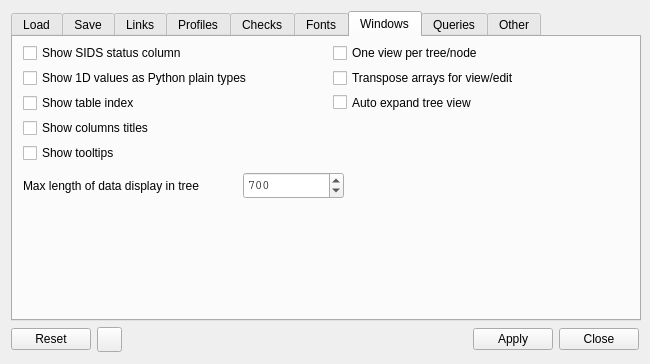
First picture: the form in CGNS/NAV/T/Q7OptionsWindow.ui, repository pyCGNS/pyCGNS, before the edit.
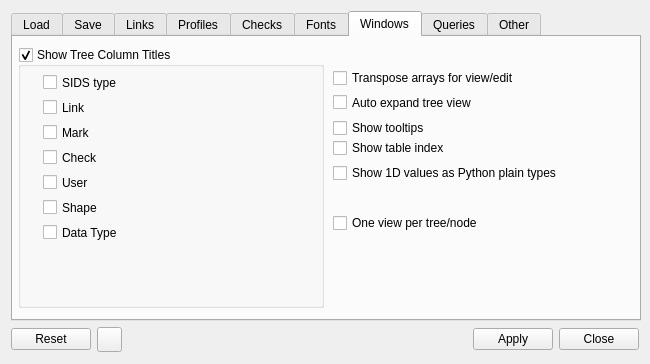
Second picture: the form after the edit. The open tabs and pages were chosen to show the change. Icons and pictures are not drawn.

The edit to the form file:
```diff
--- a/CGNS/NAV/T/Q7OptionsWindow.ui
+++ b/CGNS/NAV/T/Q7OptionsWindow.ui
@@ -1129,8 +1129,8 @@
         <widget class="QCheckBox" name="__O_showtableindex">
          <property name="geometry">
           <rect>
-           <x>10</x>
-           <y>55</y>
+           <x>320</x>
+           <y>100</y>
            <width>274</width>
            <height>22</height>
           </rect>
@@ -1143,7 +1143,7 @@
          <property name="geometry">
           <rect>
            <x>320</x>
-           <y>5</y>
+           <y>175</y>
            <width>274</width>
            <height>22</height>
           </rect>
@@ -1152,24 +1152,11 @@
           <string>One view per tree/node</string>
          </property>
         </widget>
-        <widget class="QCheckBox" name="__O_showcolumnindex">
-         <property name="geometry">
-          <rect>
-           <x>10</x>
-           <y>80</y>
-           <width>274</width>
-           <height>22</height>
-          </rect>
-         </property>
-         <property name="text">
-          <string>Show columns titles</string>
-         </property>
-        </widget>
         <widget class="QCheckBox" name="__O_showhelpballoons">
          <property name="geometry">
           <rect>
-           <x>10</x>
-           <y>105</y>
+           <x>320</x>
+           <y>80</y>
            <width>274</width>
            <height>22</height>
           </rect>
@@ -1184,8 +1171,8 @@
         <widget class="QCheckBox" name="__O_show1dasplain">
          <property name="geometry">
           <rect>
-           <x>10</x>
-           <y>30</y>
+           <x>320</x>
+           <y>125</y>
            <width>274</width>
            <height>22</height>
           </rect>
@@ -1194,59 +1181,6 @@
           <string>Show 1D values as Python plain types</string>
          </property>
         </widget>
-        <widget class="QCheckBox" name="__O_showsidsstatuscolumn">
-         <property name="geometry">
-          <rect>
-           <x>10</x>
-           <y>5</y>
-           <width>274</width>
-           <height>22</height>
-          </rect>
-         </property>
-         <property name="text">
-          <string>Show SIDS status column</string>
-         </property>
-        </widget>
-        <widget class="QLabel" name="label_2">
-         <property name="geometry">
-          <rect>
-           <x>10</x>
-           <y>135</y>
-           <width>217</width>
-           <height>27</height>
-          </rect>
-         </property>
-         <property name="text">
-          <string>Max length of data display in tree</string>
-         </property>
-        </widget>
-        <widget class="QSpinBox" name="__O_maxlengthdatadisplay">
-         <property name="geometry">
-          <rect>
-           <x>230</x>
-           <y>135</y>
-           <width>101</width>
-           <height>27</height>
-          </rect>
-         </property>
-         <property name="font">
-          <font>
-           <family>Courier</family>
-          </font>
-         </property>
-         <property name="minimum">
-          <number>1</number>
-         </property>
-         <property name="maximum">
-          <number>999999999</number>
-         </property>
-         <property name="singleStep">
-          <number>10</number>
-         </property>
-         <property name="value">
-          <number>700</number>
-         </property>
-        </widget>
         <widget class="QCheckBox" name="__O_transposearrayforview">
          <property name="geometry">
           <rect>
@@ -1273,6 +1207,113 @@
           <string>Auto expand tree view </string>
          </property>
         </widget>
+        <widget class="QGroupBox" name="groupBox_5">
+         <property name="geometry">
+          <rect>
+           <x>5</x>
+           <y>10</y>
+           <width>306</width>
+           <height>261</height>
+          </rect>
+         </property>
+         <property name="title">
+          <string>Show Tree Column Titles</string>
+         </property>
+         <property name="checkable">
+          <bool>true</bool>
+         </property>
+         <widget class="QCheckBox" name="__O_showsidscolumn">
+          <property name="geometry">
+           <rect>
+            <x>25</x>
+            <y>25</y>
+            <width>116</width>
+            <height>21</height>
+           </rect>
+          </property>
+          <property name="text">
+           <string>SIDS type</string>
+          </property>
+         </widget>
+         <widget class="QCheckBox" name="__O_showlinkcolumn">
+          <property name="geometry">
+           <rect>
+            <x>25</x>
+            <y>50</y>
+            <width>84</width>
+            <height>21</height>
+           </rect>
+          </property>
+          <property name="text">
+           <string>Link</string>
+          </property>
+         </widget>
+         <widget class="QCheckBox" name="__O_showselectcolumn">
+          <property name="geometry">
+           <rect>
+            <x>25</x>
+            <y>75</y>
+            <width>84</width>
+            <height>21</height>
+           </rect>
+          </property>
+          <property name="text">
+           <string>Mark</string>
+          </property>
+         </widget>
+         <widget class="QCheckBox" name="__O_showcheckcolumn">
+          <property name="geometry">
+           <rect>
+            <x>25</x>
+            <y>100</y>
+            <width>84</width>
+            <height>21</height>
+           </rect>
+          </property>
+          <property name="text">
+           <string>Check</string>
+          </property>
+         </widget>
+         <widget class="QCheckBox" name="__O_showusercolumn">
+          <property name="geometry">
+           <rect>
+            <x>25</x>
+            <y>125</y>
+            <width>84</width>
+            <height>21</height>
+           </rect>
+          </property>
+          <property name="text">
+           <string>User</string>
+          </property>
+         </widget>
+         <widget class="QCheckBox" name="__O_showshapecolumn">
+          <property name="geometry">
+           <rect>
+            <x>25</x>
+            <y>150</y>
+            <width>84</width>
+            <height>21</height>
+           </rect>
+          </property>
+          <property name="text">
+           <string>Shape</string>
+          </property>
+         </widget>
+         <widget class="QCheckBox" name="__O_showdatatypecolumn">
+          <property name="geometry">
+           <rect>
+            <x>25</x>
+            <y>175</y>
+            <width>116</width>
+            <height>21</height>
+           </rect>
+          </property>
+          <property name="text">
+           <string>Data Type</string>
+          </property>
+         </widget>
+        </widget>
        </widget>
        <widget class="QWidget" name="tab">
         <attribute name="title">
```
